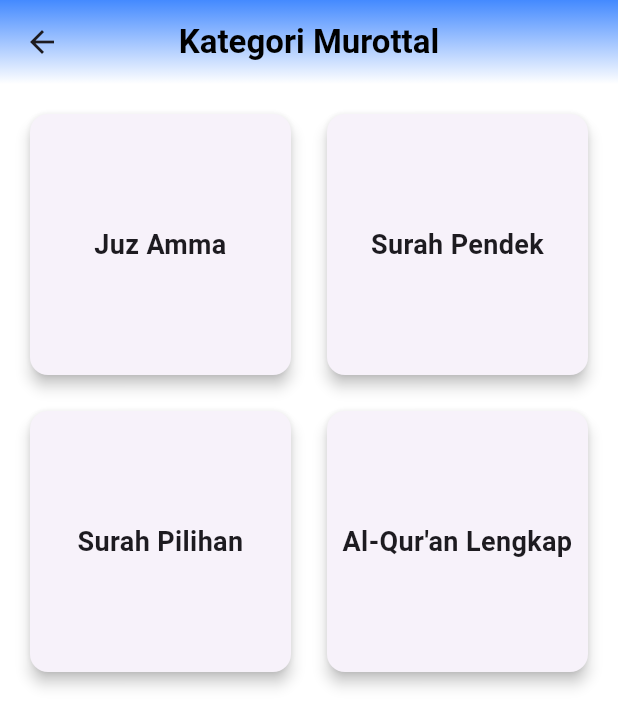
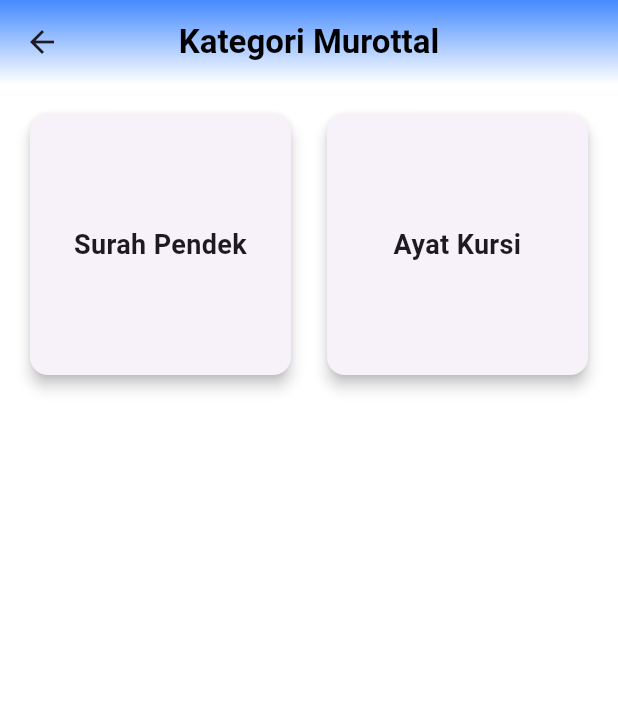
Before and after one commit to Andicleomj/soundnest, a Flutter app: the MurottalScreen screen opened directly, on a phone screen of 412 x 824 dp. Shown: the top 727 px of the screen. Run offline on Flutter 3.47's test engine with Material 3 defaults, Android fonts, the phone set to English and light mode, and no system bars; our stand-ins replace audioplayers, firebase_auth, firebase_core, firebase_database; accounts and stored records are empty.

Commit message:
murottal update

```diff
--- a/lib/screens/home/home_screen.dart
+++ b/lib/screens/home/home_screen.dart
@@ -65,7 +65,7 @@ class HomeScreen extends StatelessWidget {
                           MaterialPageRoute(
                             builder:
                                 (context) =>
-                                    const MusicScreen(kategori: 'Hewan'),
+                                    const MusicScreen(),
                           ),
                         );
                       },
--- a/lib/screens/home/murottal/murottal_screen.dart
+++ b/lib/screens/home/murottal/murottal_screen.dart
@@ -7,15 +7,12 @@ class MurottalScreen extends StatelessWidget {
   String getPathFromCategory(String category) {
     switch (category) {
       case 'Surah Pendek':
-        return 'Surah Pendek';  // sesuaikan path Firebase kamu
-      case 'Juz Amma':
-        return 'Juz Amma';
-      case 'Surah Pilihan':
-        return 'Surah Pilihan';
-      case 'Al-Qur\'an Lengkap':
-        return 'Al-Quran Lengkap';
+        return 'Surah Pendek';
+      case 'Ayat Kursi':
+        return 'Ayat Kursi';
       default:
         return 'Surah Pendek';
+
     }
   }
 
@@ -48,10 +45,8 @@ class MurottalScreen extends StatelessWidget {
           crossAxisSpacing: 16,
           mainAxisSpacing: 16,
           children: [
-            _buildCategoryCard(context, 'Juz Amma'),
             _buildCategoryCard(context, 'Surah Pendek'),
-            _buildCategoryCard(context, 'Surah Pilihan'),
-            _buildCategoryCard(context, 'Al-Qur\'an Lengkap'),
+            _buildCategoryCard(context, 'Ayat Kursi'),
           ],
         ),
       ),
@@ -65,11 +60,9 @@ class MurottalScreen extends StatelessWidget {
         Navigator.push(
           context,
           MaterialPageRoute(
-            builder: (context) => SurahScreen(
-            categoryPath: path,
-            categoryName: category,
-          ),
-
+            builder:
+                (context) =>
+                    SurahScreen(categoryPath: path, categoryName: category),
           ),
         );
       },
```
